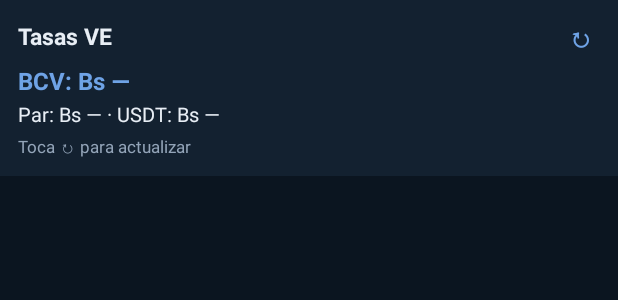
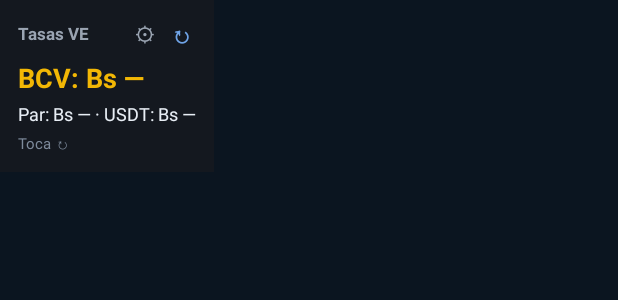
Before and after one commit to rcarpio022-design/TasasVE-APP, an Android app: the layout widget_tasas.xml on its own in the app's theme, with its tools: preview values and no code run, on a phone screen of 412 x 824 dp. Shown: the top 300 px of the screen. Run offline under Robolectric (Android 15) with nearby library versions, the phone set to English and light mode, and no system bars.

Commit message:
Update widget_tasas.xml

```diff
--- a/app/src/main/res/layout/widget_tasas.xml
+++ b/app/src/main/res/layout/widget_tasas.xml
@@ -1,9 +1,9 @@
 <?xml version="1.0" encoding="utf-8"?>
 <LinearLayout xmlns:android="http://schemas.android.com/apk/res/android"
     android:id="@+id/w_root"
-    android:layout_width="match_parent"
+    android:layout_width="wrap_content"
     android:layout_height="wrap_content"
-    android:background="#132130"
+    android:background="#14181F"
     android:orientation="vertical"
     android:padding="12dp">
 
@@ -19,47 +19,64 @@
             android:layout_height="wrap_content"
             android:layout_weight="1"
             android:text="Tasas VE"
-            android:textColor="#E8EEF5"
-            android:textSize="15sp"
+            android:textColor="#9AA4B2"
+            android:textSize="11sp"
             android:textStyle="bold" />
+
+        <TextView
+            android:id="@+id/w_cfg"
+            android:layout_width="wrap_content"
+            android:layout_height="wrap_content"
+            android:paddingStart="8dp"
+            android:paddingEnd="6dp"
+            android:text="⚙"
+            android:textColor="#9AA4B2"
+            android:textSize="14sp" />
 
         <TextView
             android:id="@+id/w_refresh"
             android:layout_width="wrap_content"
             android:layout_height="wrap_content"
-            android:paddingStart="10dp"
-            android:paddingEnd="4dp"
+            android:paddingStart="4dp"
+            android:paddingEnd="2dp"
             android:text="↻"
             android:textColor="#6FA3E6"
+            android:textSize="15sp"
+            android:textStyle="bold" />
+    </LinearLayout>
+
+    <LinearLayout
+        android:layout_width="wrap_content"
+        android:layout_height="wrap_content"
+        android:layout_marginTop="6dp"
+        android:gravity="center_vertical"
+        android:orientation="horizontal">
+
+        <TextView
+            android:id="@+id/w_bcv"
+            android:layout_width="wrap_content"
+            android:layout_height="wrap_content"
+            android:text="BCV: Bs —"
+            android:textColor="#F2B705"
             android:textSize="18sp"
             android:textStyle="bold" />
     </LinearLayout>
 
     <TextView
-        android:id="@+id/w_bcv"
-        android:layout_width="wrap_content"
-        android:layout_height="wrap_content"
-        android:layout_marginTop="6dp"
-        android:text="BCV: Bs —"
-        android:textColor="#6FA3E6"
-        android:textSize="16sp"
-        android:textStyle="bold" />
-
-    <TextView
         android:id="@+id/w_par"
         android:layout_width="wrap_content"
         android:layout_height="wrap_content"
-        android:layout_marginTop="2dp"
+        android:layout_marginTop="3dp"
         android:text="Par: Bs — · USDT: Bs —"
         android:textColor="#E8EEF5"
-        android:textSize="13sp" />
+        android:textSize="12sp" />
 
     <TextView
         android:id="@+id/w_time"
         android:layout_width="wrap_content"
         android:layout_height="wrap_content"
         android:layout_marginTop="4dp"
-        android:text="Toca ↻ para actualizar"
-        android:textColor="#93A4B8"
-        android:textSize="11sp" />
+        android:text="Toca ↻"
+        android:textColor="#7D8A9B"
+        android:textSize="10sp" />
 </LinearLayout>
```
